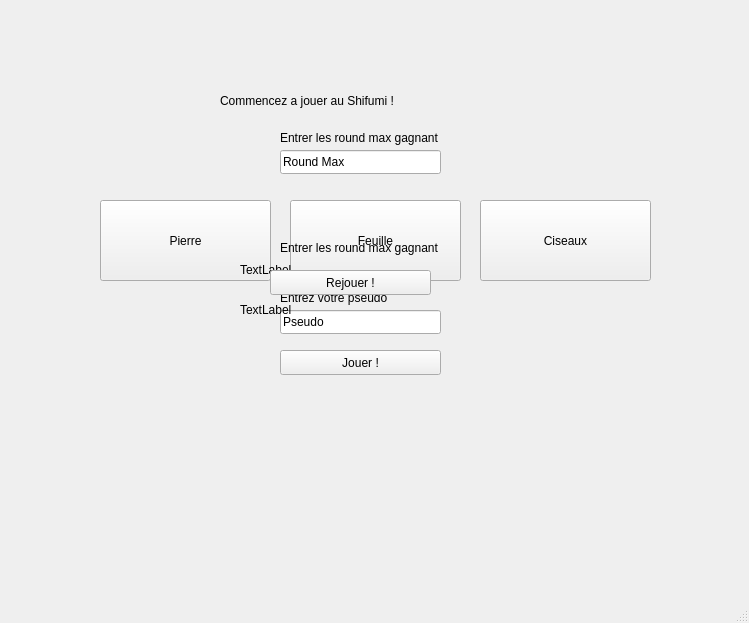
Above: mainwindow.ui from arcreane/c-shifumi before the change. Below: the same form after it.
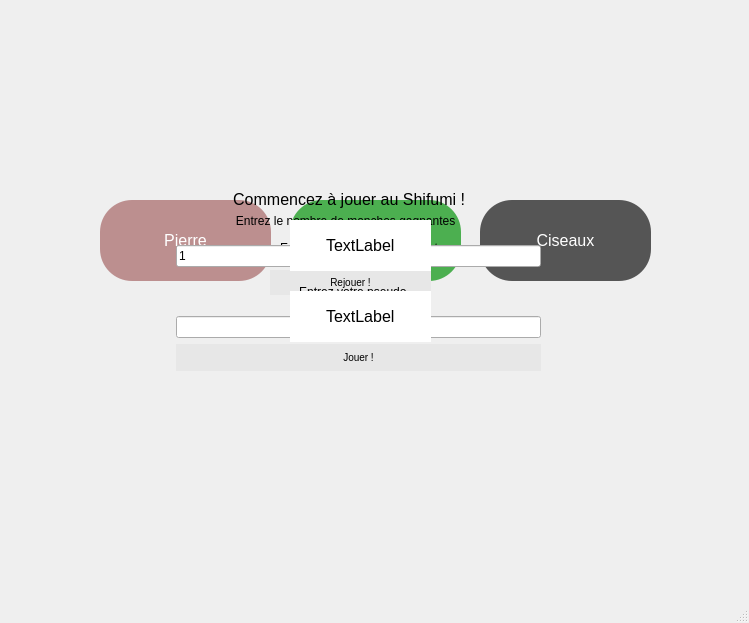
That is the form after the change.

Diff of the .ui file:
```diff
--- a/mainwindow.ui
+++ b/mainwindow.ui
@@ -13,97 +13,101 @@
   <property name="windowTitle">
    <string>MainWindow</string>
   </property>
+  <property name="windowOpacity">
+   <double>1.000000000000000</double>
+  </property>
+  <property name="autoFillBackground">
+   <bool>false</bool>
+  </property>
+  <property name="styleSheet">
+   <string notr="true"/>
+  </property>
   <widget class="QWidget" name="centralwidget">
+   <property name="styleSheet">
+    <string notr="true"/>
+   </property>
    <widget class="QWidget" name="welcomeWidget" native="true">
     <property name="enabled">
      <bool>true</bool>
     </property>
     <property name="geometry">
      <rect>
-      <x>-10</x>
-      <y>0</y>
-      <width>761</width>
-      <height>601</height>
+      <x>170</x>
+      <y>160</y>
+      <width>371</width>
+      <height>211</height>
      </rect>
     </property>
-    <widget class="QLabel" name="pseudoLabel">
-     <property name="geometry">
-      <rect>
-       <x>290</x>
-       <y>290</y>
-       <width>161</width>
-       <height>16</height>
-      </rect>
-     </property>
-     <property name="text">
-      <string>Entrez votre pseudo</string>
-     </property>
-    </widget>
-    <widget class="QLabel" name="label">
-     <property name="geometry">
-      <rect>
-       <x>230</x>
-       <y>50</y>
-       <width>301</width>
-       <height>101</height>
-      </rect>
-     </property>
-     <property name="text">
-      <string>Commencez a jouer au Shifumi !</string>
-     </property>
-    </widget>
-    <widget class="QPushButton" name="playButton">
-     <property name="geometry">
-      <rect>
-       <x>290</x>
-       <y>350</y>
-       <width>161</width>
-       <height>25</height>
-      </rect>
-     </property>
-     <property name="text">
-      <string>Jouer !</string>
-     </property>
-    </widget>
-    <widget class="QLineEdit" name="pseudoInput">
-     <property name="geometry">
-      <rect>
-       <x>290</x>
-       <y>310</y>
-       <width>161</width>
-       <height>24</height>
-      </rect>
-     </property>
-     <property name="text">
-      <string>Pseudo</string>
-     </property>
-    </widget>
-    <widget class="QLineEdit" name="roundInput">
-     <property name="geometry">
-      <rect>
-       <x>290</x>
-       <y>150</y>
-       <width>161</width>
-       <height>24</height>
-      </rect>
-     </property>
-     <property name="text">
-      <string>Round Max</string>
-     </property>
-    </widget>
-    <widget class="QLabel" name="roundLabel">
-     <property name="geometry">
-      <rect>
-       <x>290</x>
-       <y>130</y>
-       <width>161</width>
-       <height>16</height>
-      </rect>
-     </property>
-     <property name="text">
-      <string>Entrer les round max gagnant</string>
-     </property>
-    </widget>
+    <layout class="QGridLayout" name="gridLayout">
+     <item row="0" column="0" rowspan="2" colspan="2">
+      <widget class="QLabel" name="label">
+       <property name="styleSheet">
+        <string notr="true">font-size:16px;margin:0 auto</string>
+       </property>
+       <property name="text">
+        <string>     Commencez à jouer au Shifumi !</string>
+       </property>
+      </widget>
+     </item>
+     <item row="1" column="1">
+      <widget class="QLabel" name="roundLabel">
+       <property name="layoutDirection">
+        <enum>Qt::LeftToRight</enum>
+       </property>
+       <property name="styleSheet">
+        <string notr="true">font-size:12px; margin:0 auto;</string>
+       </property>
+       <property name="text">
+        <string>      Entrez le nombre de manches gagnantes</string>
+       </property>
+      </widget>
+     </item>
+     <item row="2" column="1">
+      <widget class="QLineEdit" name="roundInput">
+       <property name="text">
+        <string>1</string>
+       </property>
+      </widget>
+     </item>
+     <item row="3" column="1">
+      <widget class="QLabel" name="pseudoLabel">
+       <property name="autoFillBackground">
+        <bool>false</bool>
+       </property>
+       <property name="styleSheet">
+        <string notr="true">font-size:12px;margin:0 auto; </string>
+       </property>
+       <property name="text">
+        <string>                         Entrez votre pseudo</string>
+       </property>
+      </widget>
+     </item>
+     <item row="4" column="1">
+      <widget class="QLineEdit" name="pseudoInput">
+       <property name="text">
+        <string/>
+       </property>
+      </widget>
+     </item>
+     <item row="5" column="1">
+      <widget class="QPushButton" name="playButton">
+       <property name="styleSheet">
+        <string notr="true"> background-color: #e7e7e7; /* Green */
+  border: none;
+  color: dark;
+  padding: 7px 16px;
+  text-align: center;
+  text-decoration: none;
+  display: inline-block;
+  font-size: 10px;
+ border-radius: 32px</string>
+       </property>
+       <property name="text">
+        <string>Jouer !</string>
+       </property>
+      </widget>
+     </item>
+    </layout>
    </widget>
    <widget class="QWidget" name="gameWidget" native="true">
     <property name="enabled">
@@ -117,6 +121,9 @@
       <height>601</height>
      </rect>
     </property>
+    <property name="styleSheet">
+     <string notr="true"/>
+    </property>
     <widget class="QPushButton" name="rockButton">
      <property name="geometry">
       <rect>
@@ -126,6 +133,17 @@
        <height>81</height>
       </rect>
      </property>
+     <property name="styleSheet">
+      <string notr="true"> background-color: #BC8F8F; /* Green */
+  border: none;
+  color: white;
+  padding: 15px 32px;
+  text-align: center;
+  text-decoration: none;
+  display: inline-block;
+  font-size: 16px;
+ border-radius: 32px</string>
+     </property>
      <property name="text">
       <string>Pierre</string>
      </property>
@@ -139,6 +157,17 @@
        <height>81</height>
       </rect>
      </property>
+     <property name="styleSheet">
+      <string notr="true"> background-color: #4CAF50; /* Green */
+  border: none;
+  color: white;
+  padding: 15px 32px;
+  text-align: center;
+  text-decoration: none;
+  display: inline-block;
+  font-size: 16px;
+ border-radius: 32px</string>
+     </property>
      <property name="text">
       <string>Feuille</string>
      </property>
@@ -152,50 +181,22 @@
        <height>81</height>
       </rect>
      </property>
+     <property name="styleSheet">
+      <string notr="true"> background-color: #555555; /* Green */
+  border: none;
+  color: white;
+  padding: 15px 32px;
+  text-align: center;
+  text-decoration: none;
+  display: inline-block;
+  font-size: 16px;
+ border-radius: 32px</string>
+     </property>
      <property name="text">
       <string>Ciseaux</string>
      </property>
     </widget>
    </widget>
-   <widget class="QWidget" name="resultWidget" native="true">
-    <property name="enabled">
-     <bool>true</bool>
-    </property>
-    <property name="geometry">
-     <rect>
-      <x>0</x>
-      <y>0</y>
-      <width>761</width>
-      <height>601</height>
-     </rect>
-    </property>
-    <widget class="QLabel" name="resultLabel">
-     <property name="geometry">
-      <rect>
-       <x>240</x>
-       <y>300</y>
-       <width>291</width>
-       <height>20</height>
-      </rect>
-     </property>
-     <property name="text">
-      <string>TextLabel</string>
-     </property>
-    </widget>
-    <widget class="QLabel" name="iaChoice">
-     <property name="geometry">
-      <rect>
-       <x>240</x>
-       <y>260</y>
-       <width>291</width>
-       <height>20</height>
-      </rect>
-     </property>
-     <property name="text">
-      <string>TextLabel</string>
-     </property>
-    </widget>
-   </widget>
    <widget class="QWidget" name="endWidget" native="true">
     <property name="enabled">
      <bool>true</bool>
@@ -208,6 +209,9 @@
       <height>601</height>
      </rect>
     </property>
+    <property name="styleSheet">
+     <string notr="true"/>
+    </property>
     <widget class="QLabel" name="endMessage">
      <property name="geometry">
       <rect>
@@ -230,11 +234,90 @@
        <height>25</height>
       </rect>
      </property>
+     <property name="styleSheet">
+      <string notr="true"> background-color: #e7e7e7; /* Green */
+  border: none;
+  color: dark;
+  padding: 7px 16px;
+  text-align: center;
+  text-decoration: none;
+  display: inline-block;
+  font-size: 10px;
+ border-radius: 32px</string>
+     </property>
      <property name="text">
       <string>Rejouer !</string>
      </property>
     </widget>
    </widget>
+   <widget class="QWidget" name="resultWidget" native="true">
+    <property name="enabled">
+     <bool>true</bool>
+    </property>
+    <property name="geometry">
+     <rect>
+      <x>0</x>
+      <y>0</y>
+      <width>761</width>
+      <height>601</height>
+     </rect>
+    </property>
+    <property name="styleSheet">
+     <string notr="true"/>
+    </property>
+    <widget class="QLabel" name="resultLabel">
+     <property name="geometry">
+      <rect>
+       <x>290</x>
+       <y>291</y>
+       <width>141</width>
+       <height>51</height>
+      </rect>
+     </property>
+     <property name="styleSheet">
+      <string notr="true"> background-color: #fff; /* Green */
+  border: none;
+  color: dark;
+  padding: 15px 32px;
+  text-align: center;
+  text-decoration: none;
+  display: inline-block;
+  font-size: 16px;
+ border-radius: 32p;x</string>
+     </property>
+     <property name="text">
+      <string>TextLabel</string>
+     </property>
+    </widget>
+    <widget class="QLabel" name="iaChoice">
+     <property name="geometry">
+      <rect>
+       <x>290</x>
+       <y>220</y>
+       <width>141</width>
+       <height>51</height>
+      </rect>
+     </property>
+     <property name="styleSheet">
+      <string notr="true"> background-color: #fff; /* Green */
+  border: none;
+  color: dark;
+  padding: 15px 32px;
+  text-align: center;
+  text-decoration: none;
+  display: inline-block;
+  font-size: 16px;
+ border-radius: 32p;x</string>
+     </property>
+     <property name="text">
+      <string>TextLabel</string>
+     </property>
+    </widget>
+   </widget>
+   <zorder>gameWidget</zorder>
+   <zorder>endWidget</zorder>
+   <zorder>welcomeWidget</zorder>
+   <zorder>resultWidget</zorder>
   </widget>
   <widget class="QMenuBar" name="menubar">
    <property name="geometry">
```
